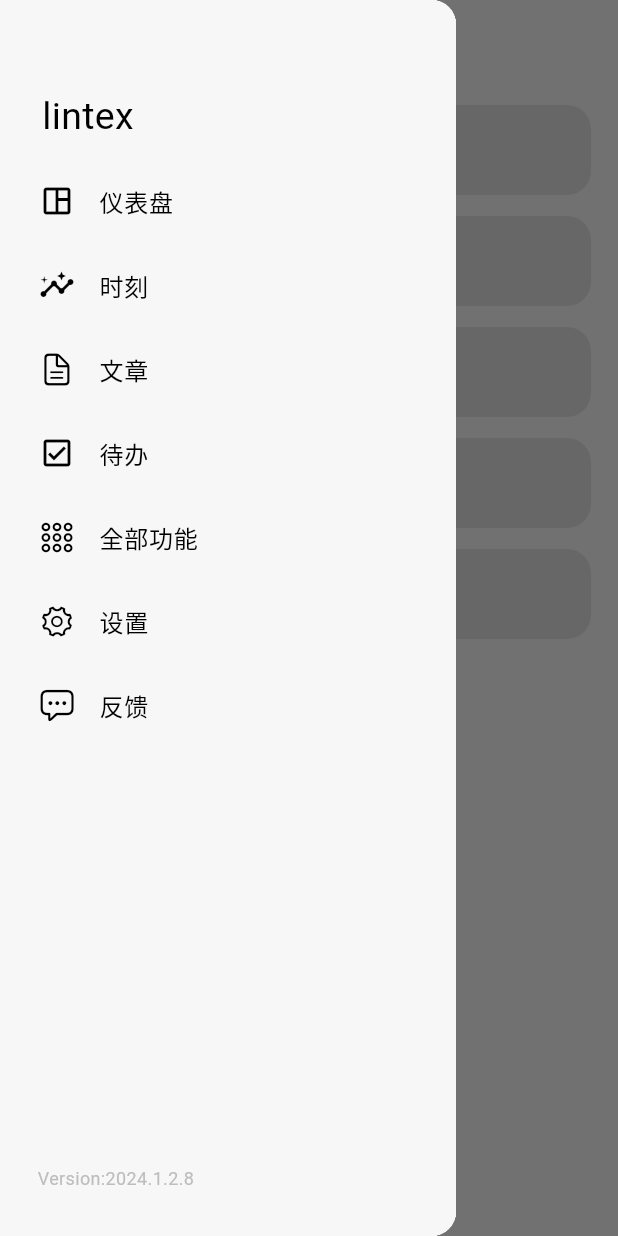
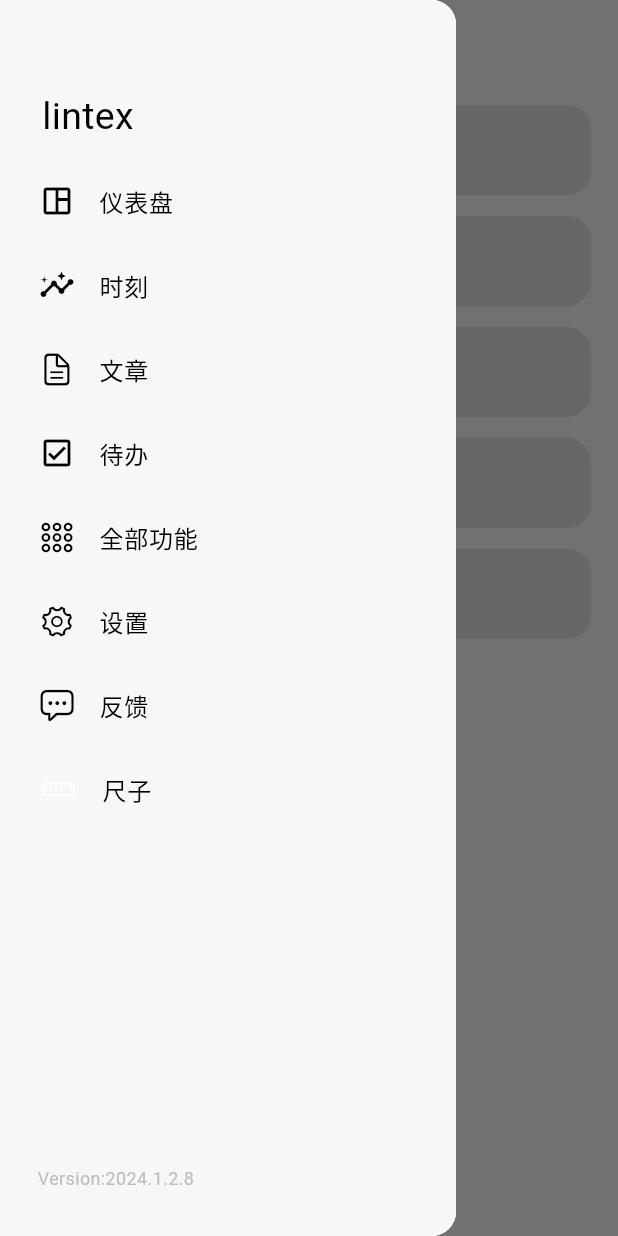
Before and after one commit to lintex/cabbbage, a Flutter app: the screen it shows after launch, with the side drawer open, on a phone screen of 412 x 824 dp. Run offline on Flutter 3.47's test engine with Material 3 defaults, Android fonts, the light colour scheme and no system bars; our stand-ins replace flutter_slidable, get, get_storage, isar, timeline_tile; accounts and stored records are empty; generated files the repository leaves out were written again; Roboto replaces fonts that are missing (方正大标宋).

Commit message:
png图片做icon

```diff
--- a/lib/components/my_dashboard_tile.dart
+++ b/lib/components/my_dashboard_tile.dart
@@ -10,7 +10,7 @@
         borderRadius: BorderRadius.circular(16),
         color: Theme.of(context).colorScheme.primary,
       ),
-      padding: EdgeInsets.fromLTRB(20, 20, 20, 20),
+      padding: const EdgeInsets.all(20),
       margin: const EdgeInsets.fromLTRB(18, 14, 18, 0),
       child: child,
     );
--- a/lib/components/my_drawer.dart
+++ b/lib/components/my_drawer.dart
@@ -4,6 +4,7 @@
 import 'package:xiao_note/pages/dashboard_page.dart';
 import 'package:xiao_note/pages/grid_page.dart';
 import 'package:xiao_note/pages/note_page.dart';
+import 'package:xiao_note/pages/ruler_page.dart';
 import 'package:xiao_note/theme/theme.dart';
 
 class MyDrawer extends StatelessWidget {
@@ -72,6 +73,16 @@
                     title: const Text("反馈"),
                     onTap: () => Get.to(() => const GridPage()),
                   ),
+                  ListTile(
+                    leading: Image.asset(
+                      "assets/images/ruler.png",
+                      width: 26,
+                      height: 26,
+                      color: Colors.white,
+                    ),
+                    title: const Text("尺子"),
+                    onTap: () => Get.to(() => const RulerPage()),
+                  ),
                 ],
               ),
             ),
--- a/lib/pages/grid_page.dart
+++ b/lib/pages/grid_page.dart
@@ -7,7 +7,6 @@
 import 'package:xiao_note/pages/pace_calculate_page.dart';
 import 'package:xiao_note/pages/ruler_page.dart';
 import 'package:xiao_note/pages/timetable_page.dart';
-import 'package:xiao_note/theme/theme.dart';
 
 class GridPage extends StatelessWidget {
   const GridPage({super.key});
@@ -15,7 +14,6 @@
   @override
   Widget build(BuildContext context) {
     return Scaffold(
-      backgroundColor: Theme.of(context).colorScheme.background,
       appBar: const MyAppBar(title: "全部功能"),
       body: SingleChildScrollView(
         child: Column(
--- a/pubspec.yaml
+++ b/pubspec.yaml
@@ -71,6 +71,7 @@
   # To add assets to your application, add an assets section, like this:
   assets:
     - assets/images/avatar.jpg
+    - assets/images/ruler.png
     - assets/weatherAnimation/
 
   # An image asset can refer to one or more resolution-specific "variants", see
```
Also changed, not shown: assets/images/ruler.png (added).
